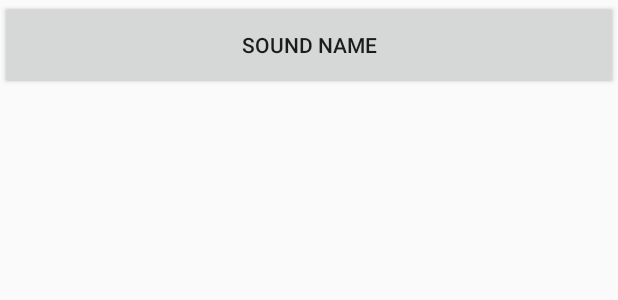
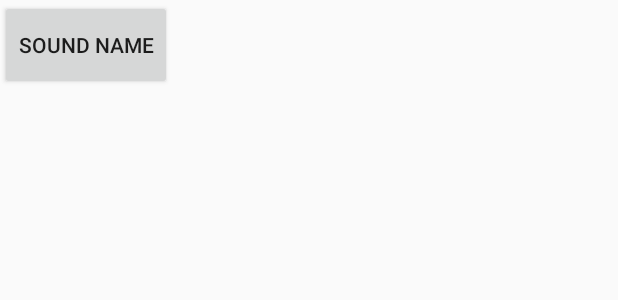
Before and after one commit to ManuJS/workshop_android, an Android app: the layout list_item_sound.xml on its own in the app's theme, with its tools: preview values and no code run, on a phone screen of 412 x 824 dp. Shown: the top 300 px of the screen. Run offline under Robolectric (Android 15) with nearby library versions, the phone set to English and light mode, and no system bars.

```diff
--- a/app/src/main/res/layout/list_item_sound.xml
+++ b/app/src/main/res/layout/list_item_sound.xml
@@ -3,7 +3,7 @@
     xmlns:tools="http://schemas.android.com/tools">
 
     <Button
-        android:layout_width="match_parent"
+        android:layout_width="wrap_content"
         android:layout_height="60dp"
         tools:text="Sound name"/>
 
```
Also changed, not shown: app/src/main/java/com/example/emanuellemenali/mybeatboxwork/view/adapter/SoundHolder.java (added, +15 -0 lines).
